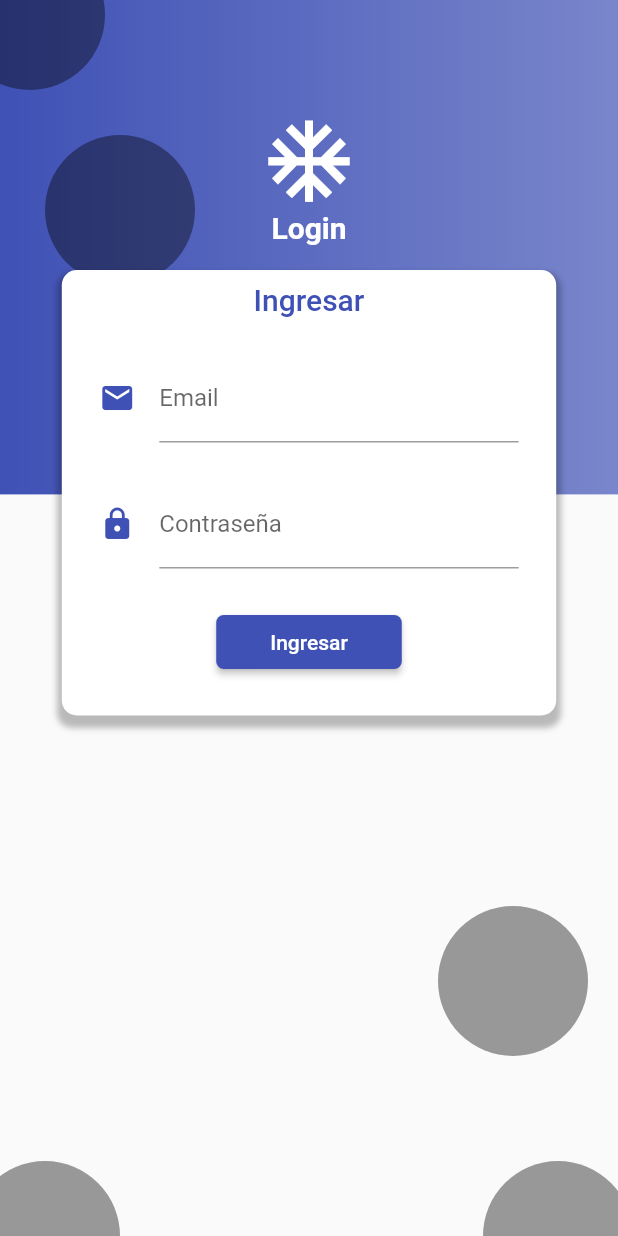
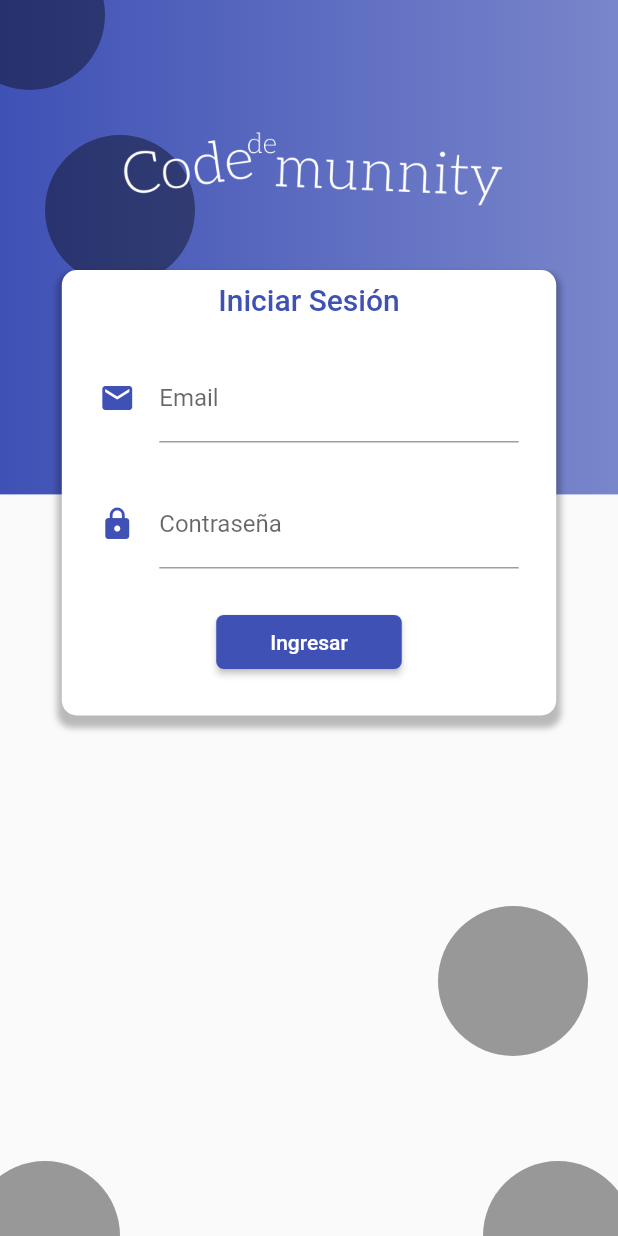
Before and after one commit to dbchango/Codemunity, a Flutter app: the LoginPage screen opened directly, on a phone screen of 412 x 824 dp. Run offline on Flutter 3.47's test engine with Material 2 defaults, Android fonts, the phone set to English and light mode, and no system bars; our stand-ins replace cloud_firestore, firebase_core, firebase_messaging, google_maps_flutter, image_picker, rxdart and 1 more; missing offline and left inert: mime_type, quill_delta, random_color, zefyr; accounts and stored records are empty; network calls fail; statements that could not run were skipped.

```diff
--- a/lib/Theme/constants.dart
+++ b/lib/Theme/constants.dart
@@ -70,9 +70,9 @@ BoxDecoration boxDecForm(context){
 
 
 
-Widget getLogoImg(){
+Widget getLogoImg({double height=50}){
   return Container(
-            height: 50,
+            height: height,
             child: Image.asset('assets/images/logo_white_letters.png', fit: BoxFit.cover,)
             );
 }
--- a/lib/pages/login_page.dart
+++ b/lib/pages/login_page.dart
@@ -1,4 +1,6 @@
 import 'package:flutter/material.dart';
+import 'package:flutter/services.dart';
+import 'package:code_munnity/theme/constants.dart';
 
 class LoginPage extends StatefulWidget {
   LoginPage({Key key}) : super(key: key);
@@ -8,6 +10,18 @@ class LoginPage extends StatefulWidget {
 }
 
 class _LoginPageState extends State<LoginPage> {
+
+  @override
+  void initState() {
+
+    super.initState();
+    SystemChrome.setPreferredOrientations(
+      [
+        DeviceOrientation.portraitUp
+      ]
+    );
+  }
+
   @override
   Widget build(BuildContext context) {
     return Container(
@@ -15,7 +29,11 @@ class _LoginPageState extends State<LoginPage> {
         body: Stack(
           children: [
             _getBackground(context),
-            _getFormLogin(context),
+            Container(
+              padding: EdgeInsets.symmetric(horizontal: 40.0),
+              width: MediaQuery.of(context).size.width,
+              child: _getFormLogin(context),
+            )
           ],
         ),
       )
@@ -57,8 +75,9 @@ class _LoginPageState extends State<LoginPage> {
               child: Column(
 
                 children: [
-                  Icon(Icons.ac_unit, color: Colors.white, size: 65),
-                  Text('Login', style: Theme.of(context).textTheme.headline6.copyWith(color: Colors.white, fontWeight: FontWeight.bold),)
+                  getLogoImg(height: 75),
+
+                  // Text('Login', style: Theme.of(context).textTheme.headline6.copyWith(color: Colors.white, fontWeight: FontWeight.bold),)
                 ],
               ),
             ),
@@ -71,7 +90,8 @@ class _LoginPageState extends State<LoginPage> {
   Widget _getFormLogin(BuildContext context){
     final size = MediaQuery.of(context).size;
     final primaryColor = Theme.of(context).primaryColor;
-    return Column(
+    return SingleChildScrollView(
+      child: Column(
         children: [
           SafeArea(child: Container(height: 180.0,)),
           Container(
@@ -93,7 +113,7 @@ class _LoginPageState extends State<LoginPage> {
               children: [
                 Padding(
                   padding: const EdgeInsets.only(top: 8.0),
-                child: Text('Ingresar',
+                  child: Text('Iniciar Sesión',
                   style: Theme.of(context)
                   .textTheme
                   .headline6
@@ -142,6 +162,7 @@ class _LoginPageState extends State<LoginPage> {
             ),
           )
         ],
+      ),
     );
   }
 }
--- a/pubspec.yaml
+++ b/pubspec.yaml
@@ -45,7 +45,6 @@ dependencies:
   sqflite_common: ^1.0.3+1
   firebase_messaging: ^6.0.12
   rxdart: ^0.20.0
-  cupertino_stepper: ^0.2.0
   # The following adds the Cupertino Icons font to your application.
   # Use with the CupertinoIcons class for iOS style icons.
 
```
Also changed, not shown: lib/main.dart (+3 -4 lines), lib/pages/article_page.dart (+12 -16 lines), assets/images/logo_black_letters.png, assets/images/logo_grey_letters.png, assets/images/logo_white_bg.jpg (added), assets/images/logo_white_bg.png, assets/images/logo_white_letters.png. Lines whose indentation alone changed are shown as unchanged.
